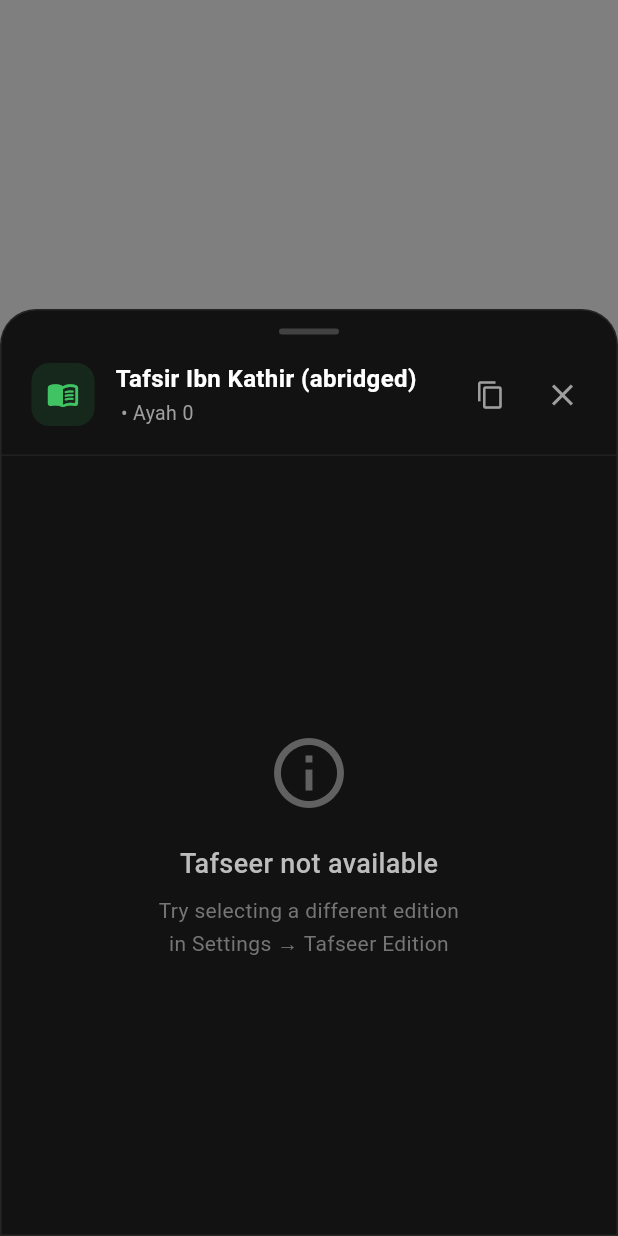
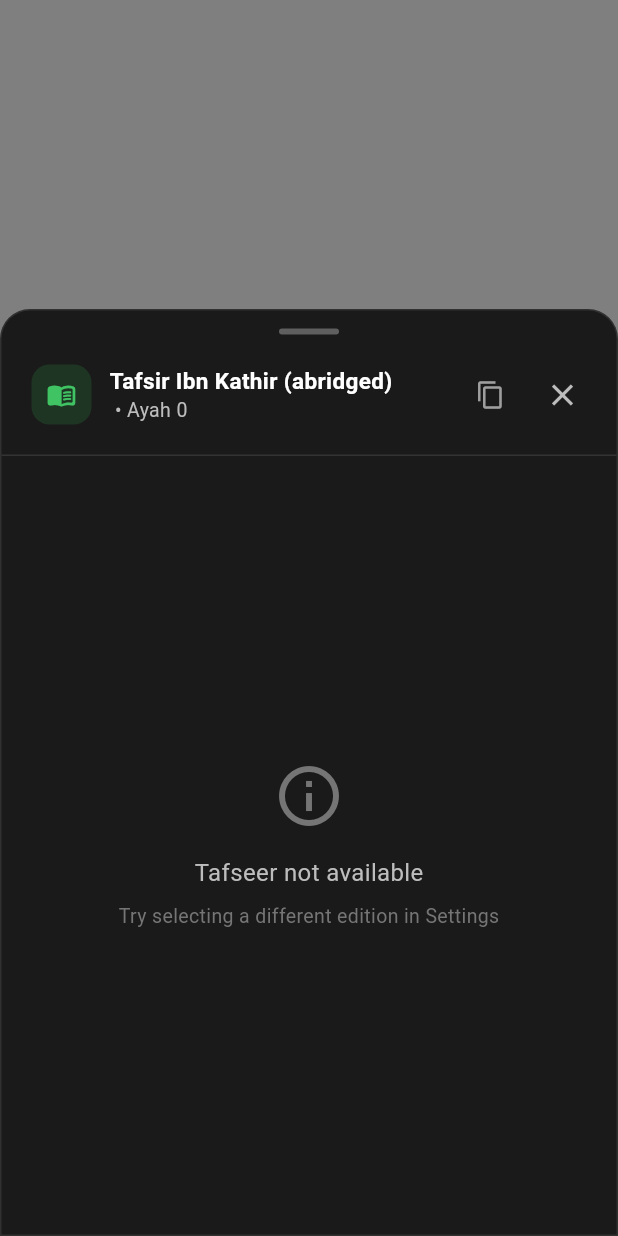
Before and after one commit to aboobakar-khan/camellauncher1, a Flutter app: the TafseerBottomSheet widget shown alone on an empty page, opened directly with empty values, on a phone screen of 412 x 824 dp. Run offline on Flutter 3.47's test engine with Material 3 defaults, Android fonts, the phone set to English and light mode, and no system bars; our stand-ins replace flutter_riverpod, google_fonts, hijri, hive, hive_flutter, image_picker and 3 more; missing offline and left inert: installed_apps; accounts and stored records are empty; network calls fail.

Commit message:
improved tafseer after debug

```diff
--- a/lib/features/quran/widgets/tafseer_bottom_sheet.dart
+++ b/lib/features/quran/widgets/tafseer_bottom_sheet.dart
@@ -3,9 +3,8 @@
 import 'package:flutter_riverpod/flutter_riverpod.dart';
 import '../providers/quran_provider.dart';
 import '../../../providers/tafseer_edition_provider.dart';
-import '../../../providers/arabic_font_provider.dart';
 
-/// Bottom sheet for displaying Tafseer content with improved formatting
+/// Bottom sheet for displaying Tafseer content with clean formatting
 class TafseerBottomSheet extends ConsumerWidget {
   final int surahId;
   final int ayahId;
@@ -39,7 +38,6 @@
   Widget build(BuildContext context, WidgetRef ref) {
     final tafseerAsync = ref.watch(tafseerProvider((surahId: surahId, ayahId: ayahId)));
     final selectedEdition = ref.watch(selectedTafseerEditionProvider);
-    final arabicFont = ref.watch(arabicFontProvider);
 
     return DraggableScrollableSheet(
       initialChildSize: 0.75,
@@ -48,10 +46,10 @@
       builder: (context, scrollController) {
         return Container(
           decoration: BoxDecoration(
-            color: const Color(0xFF121212),
-            borderRadius: const BorderRadius.vertical(top: Radius.circular(24)),
+            color: const Color(0xFF1A1A1A),
+            borderRadius: const BorderRadius.vertical(top: Radius.circular(20)),
             border: Border.all(
-              color: Colors.white.withValues(alpha: 0.08),
+              color: Colors.white.withValues(alpha: 0.1),
               width: 1,
             ),
           ),
@@ -63,7 +61,7 @@
                 width: 40,
                 height: 4,
                 decoration: BoxDecoration(
-                  color: Colors.white.withValues(alpha: 0.2),
+                  color: Colors.white.withValues(alpha: 0.3),
                   borderRadius: BorderRadius.circular(2),
                 ),
               ),
@@ -76,16 +74,16 @@
                     Container(
                       padding: const EdgeInsets.all(10),
                       decoration: BoxDecoration(
-                        color: const Color(0xFF30A14E).withValues(alpha: 0.15),
+                        color: const Color(0xFF30A14E).withValues(alpha: 0.2),
                         borderRadius: BorderRadius.circular(12),
                       ),
                       child: const Icon(
                         Icons.menu_book_rounded,
                         color: Color(0xFF40C463),
-                        size: 22,
+                        size: 20,
                       ),
                     ),
-                    const SizedBox(width: 14),
+                    const SizedBox(width: 12),
                     Expanded(
                       child: Column(
                         crossAxisAlignment: CrossAxisAlignment.start,
@@ -94,17 +92,16 @@
                             selectedEdition.name,
                             style: const TextStyle(
                               color: Colors.white,
-                              fontSize: 16,
+                              fontSize: 15,
                               fontWeight: FontWeight.w600,
                             ),
                             maxLines: 1,
                             overflow: TextOverflow.ellipsis,
                           ),
-                          const SizedBox(height: 2),
                           Text(
                             '$surahName • Ayah $ayahId',
                             style: TextStyle(
-                              color: Colors.grey[500],
+                              color: Colors.grey[400],
                               fontSize: 13,
                             ),
                           ),
@@ -119,7 +116,7 @@
                           Clipboard.setData(ClipboardData(text: tafseer.text));
                           ScaffoldMessenger.of(context).showSnackBar(
                             SnackBar(
-                              content: const Text('Tafseer copied'),
+                              content: const Text('Copied to clipboard'),
                               backgroundColor: const Color(0xFF30A14E),
                               behavior: SnackBarBehavior.floating,
                               shape: RoundedRectangleBorder(
@@ -139,40 +136,98 @@
                       onPressed: () => Navigator.pop(context),
                       icon: Icon(
                         Icons.close,
-                        color: Colors.grey[500],
+                        color: Colors.grey[400],
                       ),
                     ),
                   ],
                 ),
               ),
 
-              Container(
-                height: 1,
-                color: Colors.white.withValues(alpha: 0.06),
-              ),
+              const Divider(color: Color(0xFF333333), height: 1),
 
               // Content
               Expanded(
                 child: tafseerAsync.when(
                   data: (tafseer) {
                     if (tafseer == null || tafseer.text.isEmpty) {
-                      return _buildEmptyState();
+                      return Center(
+                        child: Column(
+                          mainAxisAlignment: MainAxisAlignment.center,
+                          children: [
+                            Icon(
+                              Icons.info_outline,
+                              color: Colors.grey[600],
+                              size: 48,
+                            ),
+                            const SizedBox(height: 16),
+                            Text(
+                              'Tafseer not available',
+                              style: TextStyle(
+                                color: Colors.grey[400],
+                                fontSize: 16,
+                              ),
+                            ),
+                            const SizedBox(height: 8),
+                            Text(
+                              'Try selecting a different edition in Settings',
+                              style: TextStyle(
+                                color: Colors.grey[600],
+                                fontSize: 13,
+                              ),
+                            ),
+                          ],
+                        ),
+                      );
                     }
 
                     return SingleChildScrollView(
                       controller: scrollController,
                       physics: const BouncingScrollPhysics(),
-                      padding: const EdgeInsets.symmetric(horizontal: 24, vertical: 20),
-                      child: _buildFormattedTafseer(tafseer.text, arabicFont.fontFamily ?? 'Amiri'),
+                      padding: const EdgeInsets.all(24),
+                      child: Text(
+                        tafseer.text,
+                        style: TextStyle(
+                          color: Colors.grey[200],
+                          fontSize: 17,
+                          height: 1.9,
+                          letterSpacing: 0.2,
+                        ),
+                      ),
                     );
                   },
                   loading: () => const Center(
                     child: CircularProgressIndicator(
                       color: Color(0xFF40C463),
-                      strokeWidth: 2,
                     ),
                   ),
-                  error: (error, _) => _buildErrorState(),
+                  error: (error, _) => Center(
+                    child: Column(
+                      mainAxisAlignment: MainAxisAlignment.center,
+                      children: [
+                        Icon(
+                          Icons.cloud_off,
+                          color: Colors.grey[600],
+                          size: 48,
+                        ),
+                        const SizedBox(height: 16),
+                        Text(
+                          'Could not load tafseer',
+                          style: TextStyle(
+                            color: Colors.grey[400],
+                            fontSize: 16,
+                          ),
+                        ),
+                        const SizedBox(height: 8),
+                        Text(
+                          'Check your internet connection',
+                          style: TextStyle(
+                            color: Colors.grey[600],
+                            fontSize: 13,
+                          ),
+                        ),
+                      ],
+                    ),
+                  ),
                 ),
               ),
             ],
@@ -181,212 +236,4 @@
       },
     );
   }
-
-  /// Formats tafseer text with proper Arabic/translation separation
-  Widget _buildFormattedTafseer(String text, String arabicFontFamily) {
-    // Split text into segments - Arabic and translation
-    final segments = _parseText(text);
-
-    return Column(
-      crossAxisAlignment: CrossAxisAlignment.stretch,
-      children: segments.map((segment) {
-        if (segment.isArabic) {
-          // Arabic text - right aligned, larger font
-          return Container(
-            margin: const EdgeInsets.symmetric(vertical: 16),
-            padding: const EdgeInsets.symmetric(vertical: 12),
-            child: Text(
-              segment.text,
-              textAlign: TextAlign.right,
-              textDirection: TextDirection.rtl,
-              style: TextStyle(
-                color: Colors.white,
-                fontSize: 24,
-                height: 2.0,
-                fontFamily: arabicFontFamily,
-                fontWeight: FontWeight.w500,
-              ),
-            ),
-          );
-        } else {
-          // Translation/explanation text
-          return Padding(
-            padding: const EdgeInsets.only(bottom: 16),
-            child: Text(
-              segment.text,
-              textAlign: TextAlign.left,
-              style: TextStyle(
-                color: Colors.grey[300],
-                fontSize: 16,
-                height: 1.85,
-                letterSpacing: 0.2,
-              ),
-            ),
-          );
-        }
-      }).toList(),
-    );
-  }
-
-  /// Parse text to identify Arabic and non-Arabic segments
-  List<_TextSegment> _parseText(String text) {
-    final segments = <_TextSegment>[];
-
-    // Pattern to match Arabic text (including diacritics)
-    final arabicPattern = RegExp(
-      r'[\u0600-\u06FF\u0750-\u077F\u08A0-\u08FF\uFB50-\uFDFF\uFE70-\uFEFF\s]+',
-    );
-
-    // Simple approach: split by sentences/paragraphs and detect Arabic
-    final lines = text.split(RegExp(r'\n\s*\n'));
-
-    for (final line in lines) {
-      final trimmed = line.trim();
-      if (trimmed.isEmpty) continue;
-
-      // Check if this line is predominantly Arabic
-      final arabicMatches = arabicPattern.allMatches(trimmed);
-      int arabicLength = 0;
-      for (final match in arabicMatches) {
-        arabicLength += match.end - match.start;
-      }
-
-      // If more than 60% Arabic characters, treat as Arabic
-      final isArabic = arabicLength > trimmed.length * 0.6;
-
-      if (isArabic) {
-        segments.add(_TextSegment(text: trimmed, isArabic: true));
-      } else {
-        // For mixed text, try to extract and separate Arabic phrases
-        _parseMixedText(trimmed, segments, arabicPattern);
-      }
-    }
-
-    // If no segments created, just show as plain text
-    if (segments.isEmpty) {
-      segments.add(_TextSegment(text: text, isArabic: false));
-    }
-
-    return segments;
-  }
-
-  /// Parse mixed text that contains both Arabic and translation
-  void _parseMixedText(String text, List<_TextSegment> segments, RegExp arabicPattern) {
-    // Look for Arabic phrases embedded in the text
-    final matches = arabicPattern.allMatches(text).toList();
-
-    if (matches.isEmpty) {
-      segments.add(_TextSegment(text: text, isArabic: false));
-      return;
-    }
-
-    int lastEnd = 0;
-    for (final match in matches) {
-      // Add non-Arabic text before this match
-      if (match.start > lastEnd) {
-        final nonArabic = text.substring(lastEnd, match.start).trim();
-        if (nonArabic.isNotEmpty) {
-          segments.add(_TextSegment(text: nonArabic, isArabic: false));
-        }
-      }
-
-      // Add Arabic text if it's significant (not just spaces/punctuation)
-      final arabicText = match.group(0)?.trim() ?? '';
-      if (arabicText.length > 3) { // Only add if meaningful Arabic text
-        segments.add(_TextSegment(text: arabicText, isArabic: true));
-      }
-
-      lastEnd = match.end;
-    }
-
-    // Add remaining non-Arabic text
-    if (lastEnd < text.length) {
-      final remaining = text.substring(lastEnd).trim();
-      if (remaining.isNotEmpty) {
-        segments.add(_TextSegment(text: remaining, isArabic: false));
-      }
-    }
-  }
-
-  Widget _buildEmptyState() {
-    return Center(
-      child: Padding(
-        padding: const EdgeInsets.all(32),
-        child: Column(
-          mainAxisAlignment: MainAxisAlignment.center,
-          children: [
-            Icon(
-              Icons.info_outline,
-              color: Colors.grey[700],
-              size: 56,
-            ),
-            const SizedBox(height: 20),
-            Text(
-              'Tafseer not available',
-              style: TextStyle(
-                color: Colors.grey[400],
-                fontSize: 18,
-                fontWeight: FontWeight.w500,
-              ),
-            ),
-            const SizedBox(height: 8),
-            Text(
-              'Try selecting a different edition\nin Settings → Tafseer Edition',
-              textAlign: TextAlign.center,
-              style: TextStyle(
-                color: Colors.grey[600],
-                fontSize: 14,
-                height: 1.5,
-              ),
-            ),
-          ],
-        ),
-      ),
-    );
-  }
-
-  Widget _buildErrorState() {
-    return Center(
-      child: Padding(
-        padding: const EdgeInsets.all(32),
-        child: Column(
-          mainAxisAlignment: MainAxisAlignment.center,
-          children: [
-            Icon(
-              Icons.cloud_off,
-              color: Colors.grey[700],
-              size: 56,
-            ),
-            const SizedBox(height: 20),
-            Text(
-              'Could not load tafseer',
-              style: TextStyle(
-                color: Colors.grey[400],
-                fontSize: 18,
-                fontWeight: FontWeight.w500,
-              ),
-            ),
-            const SizedBox(height: 8),
-            Text(
-              'Check your internet connection\nand try again',
-              textAlign: TextAlign.center,
-              style: TextStyle(
-                color: Colors.grey[600],
-                fontSize: 14,
-                height: 1.5,
-              ),
-            ),
-          ],
-        ),
-      ),
-    );
-  }
 }
-
-/// Helper class for text segments
-class _TextSegment {
-  final String text;
-  final bool isArabic;
-
-  _TextSegment({required this.text, required this.isArabic});
-}
```
